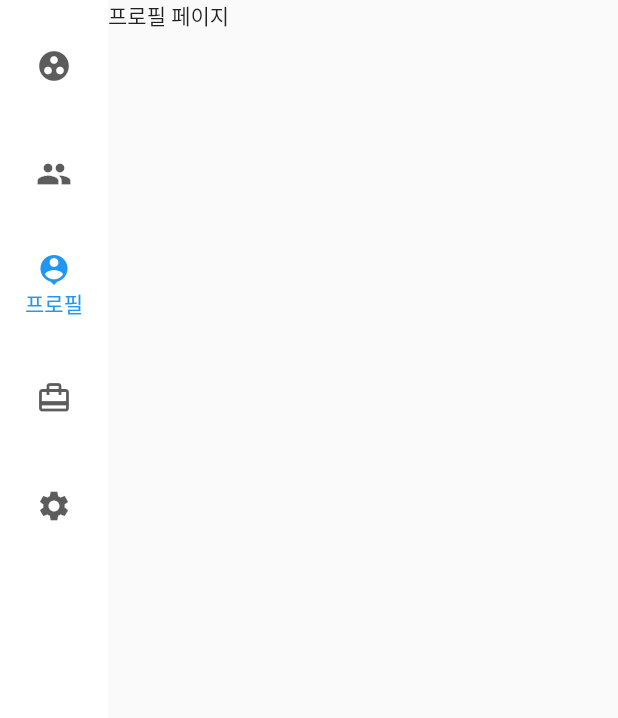
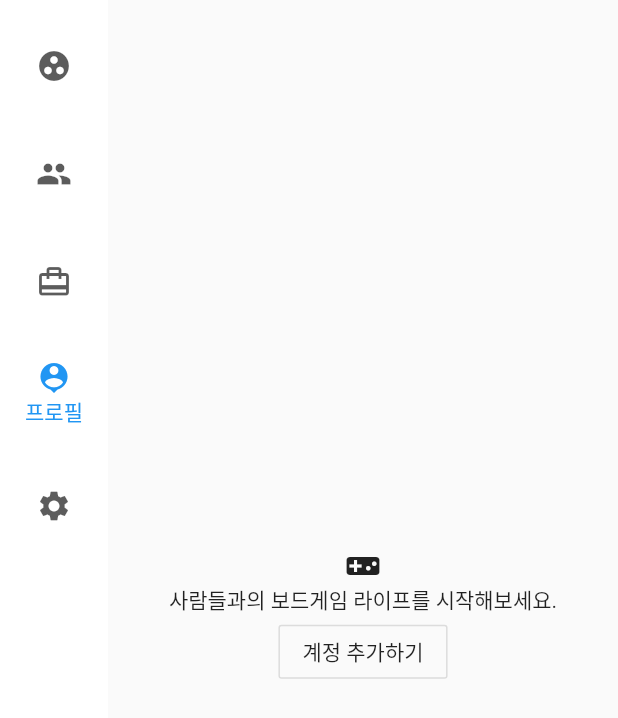
Before and after one commit to Zimins/boardgamers, a Flutter app: the screen it shows after launch, after a tap on "내 모임", after a tap on "게임 도구", after a tap on "프로필", on a phone screen of 412 x 824 dp. Shown: the top 718 px of the screen. Run offline on Flutter 3.47's test engine with Material 2 defaults, Android fonts, the phone set to English and light mode, and no system bars.

Commit message:
각 화면의 대표적인 컨텐츠 표시 완료

```diff
--- a/lib/community_page.dart
+++ b/lib/community_page.dart
@@ -4,10 +4,8 @@ class CommunityPage extends StatelessWidget {
   @override
   Widget build(BuildContext context) {
     return Scaffold(
-      body: Column(
-        children: [
-          Text("커뮤니티 페이지"),
-        ],
+      body: Center(
+        child: Text("준비중인 기능입니다."),
       ),
     );
   }
--- a/lib/game_tools_page.dart
+++ b/lib/game_tools_page.dart
@@ -6,7 +6,22 @@ class GameToolsPage extends StatelessWidget {
     return Scaffold(
       body: Column(
         children: [
-          Text("게임 도구"),
+          Text(
+            "게임에 필요한 도구가 한자리에.",
+            style: Theme.of(context).textTheme.headline4,
+          ),
+          Card(
+            child: Text('주사위'),
+          ),
+          Card(
+            child: Text('타이머'),
+          ),
+          Card(
+            child: Text('선잡기'),
+          ),
+          Card(
+            child: Text('역할 분배'),
+          ),
         ],
       ),
     );
--- a/lib/groups_page.dart
+++ b/lib/groups_page.dart
@@ -4,10 +4,19 @@ class GroupsPage extends StatelessWidget {
   @override
   Widget build(BuildContext context) {
     return Scaffold(
-      body: Column(
-        children: [
-          Text("내 그룹"),
-        ],
+      body: Center(
+        child: Column(
+          mainAxisAlignment: MainAxisAlignment.center,
+          children: [
+            Text("등록된 그룹이 없습니다."),
+            OutlineButton(
+              child: Text(
+                "내 주변 그룹 찾아보기",
+              ),
+              onPressed: () {},
+            )
+          ],
+        ),
       ),
     );
   }
--- a/lib/main.dart
+++ b/lib/main.dart
@@ -63,15 +63,15 @@ class _InitialPageState extends State<InitialPage> {
                 ),
                 NavigationRailDestination(
                   icon: Icon(
+                    Icons.card_travel,
+                  ),
+                  label: Text("게임 도구"),
+                ),
+                NavigationRailDestination(
+                  icon: Icon(
                     Icons.person_pin,
                   ),
                   label: Text("프로필"),
-                ),
-                NavigationRailDestination(
-                  icon: Icon(
-                    Icons.card_travel,
-                  ),
-                  label: Text("게임 도구"),
                 ),
                 NavigationRailDestination(
                   icon: Icon(
@@ -90,9 +90,9 @@ class _InitialPageState extends State<InitialPage> {
                     case 1:
                       return GroupsPage();
                     case 2:
+                      return GameToolsPage();
+                    case 3:
                       return ProfilePage();
-                    case 3:
-                      return GameToolsPage();
                     case 4:
                       return SettingPage();
                     default:
--- a/lib/profile_page.dart
+++ b/lib/profile_page.dart
@@ -4,10 +4,22 @@ class ProfilePage extends StatelessWidget {
   @override
   Widget build(BuildContext context) {
     return Scaffold(
-      body: Column(
-        children: [
-          Text("프로필 페이지"),
-        ],
+      body: Center(
+        child: Column(
+          mainAxisAlignment: MainAxisAlignment.center,
+          children: [
+            Icon(Icons.videogame_asset),
+            Text("사람들과의 보드게임 라이프를 시작해보세요."),
+            OutlineButton(
+              onPressed: () {
+                // 회원가입, 로그인 추가
+              },
+              child: Text(
+                "계정 추가하기",
+              ),
+            ),
+          ],
+        ),
       ),
     );
   }
--- a/lib/setting_page.dart
+++ b/lib/setting_page.dart
@@ -6,7 +6,8 @@ class SettingPage extends StatelessWidget {
     return Scaffold(
       body: Column(
         children: [
-          Text("설정 페이지"),
+          Text("테마 설정"),
+          Text("앱 정보"),
         ],
       ),
     );
```
